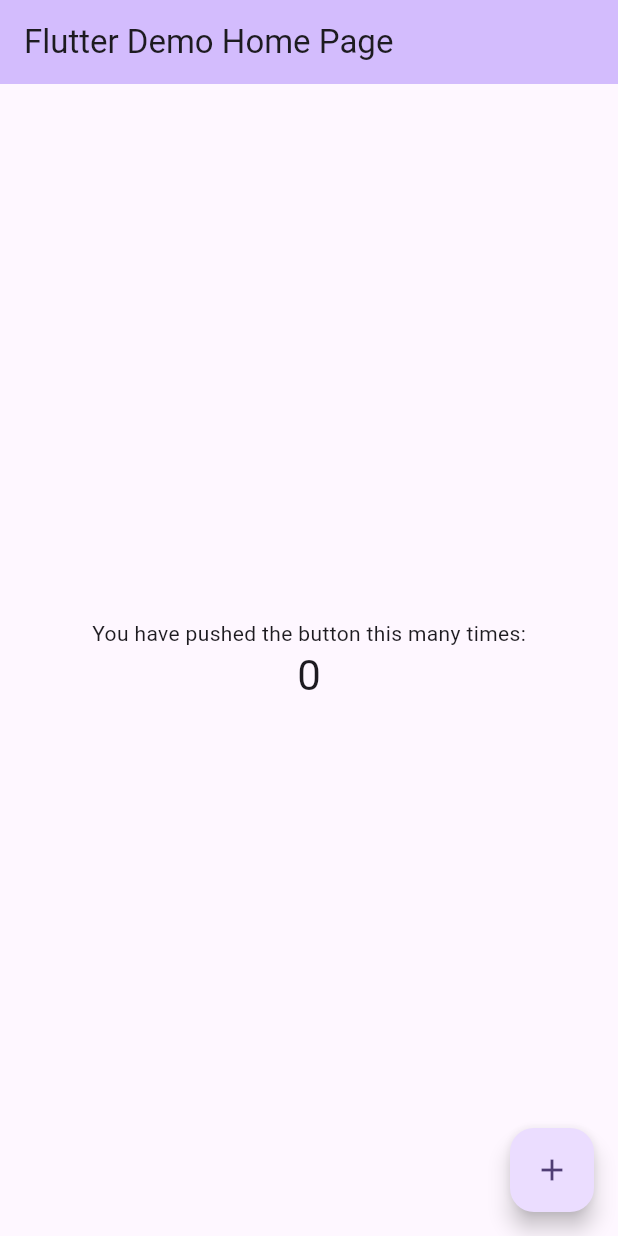
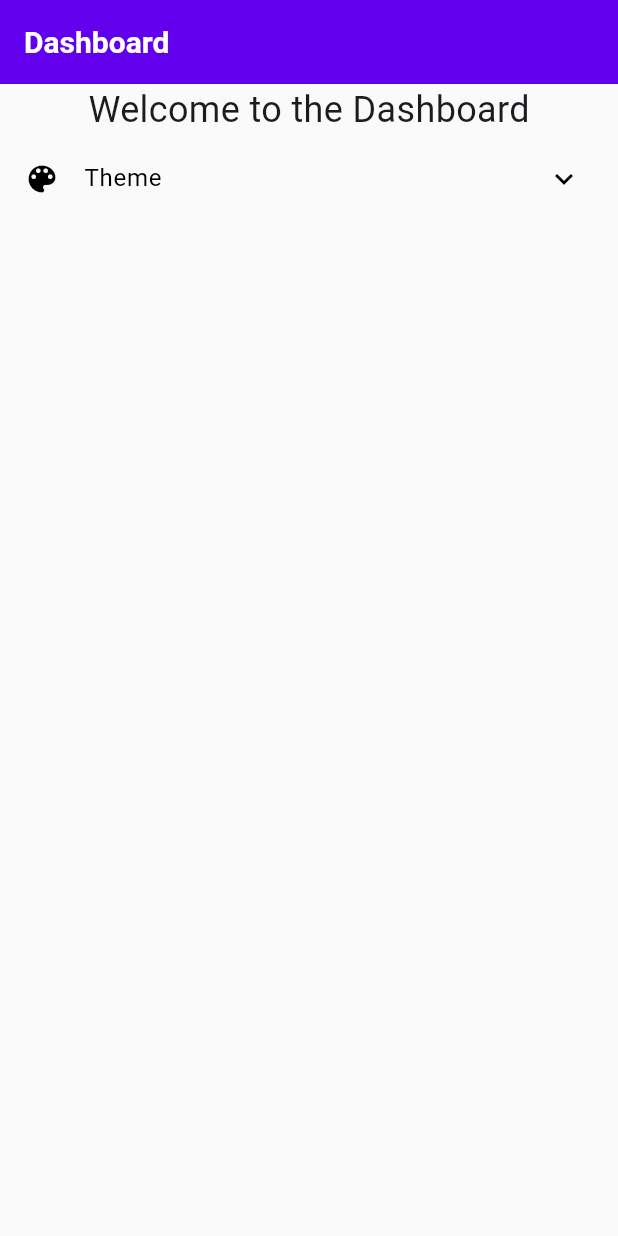
Before and after one commit to armanmaurya/inventory, a Flutter app: the screen it shows after launch, on a phone screen of 412 x 824 dp. Run offline on Flutter 3.47's test engine with Material 3 defaults, Android fonts, the phone set to English and light mode, and no system bars.

Commit message:
dark and light theme implemented

```diff
--- /dev/null
+++ b/lib/constants/app_theme.dart
@@ -0,0 +1,114 @@
+import 'package:flutter/material.dart';
+
+class AppColors {
+  // Dark Theme Colors
+  static const Color primaryPurple = Color(0xFFBB86FC);
+  static const Color secondaryTeal = Color(0xFF03DAC6);
+  static const Color errorRed = Color(0xFFCF6679);
+  static const Color scaffoldDark = Color(0xFF121212);
+  static const Color surfaceDark = Color(0xFF1E1E1E);
+  static const Color dividerDark = Color(0xFF333333);
+
+  // Light Theme Colors
+  static const Color primaryBlue = Color(0xFF6200EE);
+  static const Color secondaryLightTeal = Color(0xFF018786);
+  static const Color errorLightRed = Color(0xFFB00020);
+  static const Color scaffoldLight = Color(0xFFFAFAFA);
+  static const Color surfaceLight = Color(0xFFFFFFFF);
+  static const Color dividerLight = Color(0xFFE0E0E0);
+
+  // Common Colors
+  static const Color white = Color(0xFFFFFFFF);
+  static const Color black = Color(0xFF000000);
+  static const Color grey300 = Color(0xFFE0E0E0);
+  static const Color grey500 = Color(0xFF9E9E9E);
+  static const Color grey700 = Color(0xFF616161);
+}
+
+class AppTheme {
+  static ThemeData get darkTheme {
+    return ThemeData.dark().copyWith(
+      scaffoldBackgroundColor: AppColors.scaffoldDark,
+      colorScheme: const ColorScheme.dark().copyWith(
+        primary: AppColors.primaryPurple,
+        secondary: AppColors.secondaryTeal,
+        surface: AppColors.surfaceDark,
+        background: AppColors.scaffoldDark,
+        error: AppColors.errorRed,
+      ),
+      appBarTheme: const AppBarTheme(
+        backgroundColor: AppColors.surfaceDark,
+        elevation: 0,
+        titleTextStyle: TextStyle(
+          color: AppColors.white,
+          fontSize: 20,
+          fontWeight: FontWeight.bold,
+        ),
+        iconTheme: IconThemeData(color: AppColors.white),
+      ),
+      cardTheme: CardTheme(
+        color: AppColors.surfaceDark,
+        elevation: 2,
+        shape: RoundedRectangleBorder(
+          borderRadius: BorderRadius.circular(8),
+        ),
+      ),
+      floatingActionButtonTheme: const FloatingActionButtonThemeData(
+        backgroundColor: AppColors.primaryPurple,
+      ),
+      bottomNavigationBarTheme: BottomNavigationBarThemeData(
+        backgroundColor: AppColors.surfaceDark,
+        selectedItemColor: AppColors.primaryPurple,
+        unselectedItemColor: AppColors.grey500,
+      ),
+      dividerTheme: const DividerThemeData(
+        color: AppColors.dividerDark,
+        thickness: 1,
+        space: 1,
+      ),
+    );
+  }
+
+  static ThemeData get lightTheme {
+    return ThemeData.light().copyWith(
+      scaffoldBackgroundColor: AppColors.scaffoldLight,
+      colorScheme: const ColorScheme.light().copyWith(
+        primary: AppColors.primaryBlue,
+        secondary: AppColors.secondaryLightTeal,
+        surface: AppColors.surfaceLight,
+        background: AppColors.scaffoldLight,
+        error: AppColors.errorLightRed,
+      ),
+      appBarTheme: const AppBarTheme(
+        backgroundColor: AppColors.primaryBlue,
+        elevation: 0,
+        titleTextStyle: TextStyle(
+          color: AppColors.white,
+          fontSize: 20,
+          fontWeight: FontWeight.bold,
+        ),
+        iconTheme: IconThemeData(color: AppColors.white),
+      ),
+      cardTheme: CardTheme(
+        color: AppColors.surfaceLight,
+        elevation: 2,
+        shape: RoundedRectangleBorder(
+          borderRadius: BorderRadius.circular(8),
+        ),
+      ),
+      floatingActionButtonTheme: const FloatingActionButtonThemeData(
+        backgroundColor: AppColors.primaryBlue,
+      ),
+      bottomNavigationBarTheme: BottomNavigationBarThemeData(
+        backgroundColor: AppColors.surfaceLight,
+        selectedItemColor: AppColors.primaryBlue,
+        unselectedItemColor: AppColors.grey700,
+      ),
+      dividerTheme: const DividerThemeData(
+        color: AppColors.dividerLight,
+        thickness: 1,
+        space: 1,
+      ),
+    );
+  }
+}
--- a/lib/main.dart
+++ b/lib/main.dart
@@ -1,122 +1,32 @@
 import 'package:flutter/material.dart';
+import 'package:inventory/constants/app_theme.dart';
+import 'package:inventory/providers/theme_provider.dart';
+import 'package:inventory/screens/dashboard.dart';
+import 'package:provider/provider.dart';
 
 void main() {
-  runApp(const MyApp());
+  runApp(
+    ChangeNotifierProvider(
+      create: (context) => ThemeProvider(),
+      child: const MyApp(),
+    ),
+  );
 }
 
 class MyApp extends StatelessWidget {
   const MyApp({super.key});
 
-  // This widget is the root of your application.
   @override
   Widget build(BuildContext context) {
+    final themeProvider = Provider.of<ThemeProvider>(context);
+
     return MaterialApp(
-      title: 'Flutter Demo',
-      theme: ThemeData(
-        // This is the theme of your application.
-        //
-        // TRY THIS: Try running your application with "flutter run". You'll see
-        // the application has a purple toolbar. Then, without quitting the app,
-        // try changing the seedColor in the colorScheme below to Colors.green
-        // and then invoke "hot reload" (save your changes or press the "hot
-        // reload" button in a Flutter-supported IDE, or press "r" if you used
-        // the command line to start the app).
-        //
-        // Notice that the counter didn't reset back to zero; the application
-        // state is not lost during the reload. To reset the state, use hot
-        // restart instead.
-        //
-        // This works for code too, not just values: Most code changes can be
-        // tested with just a hot reload.
-        colorScheme: ColorScheme.fromSeed(seedColor: Colors.deepPurple),
-      ),
-      home: const MyHomePage(title: 'Flutter Demo Home Page'),
+      title: 'Inventory',
+      theme: AppTheme.lightTheme,
+      darkTheme: AppTheme.darkTheme,
+      themeMode: themeProvider.themeMode,
+      home: const Dashboard(),
+      debugShowCheckedModeBanner: false,
     );
   }
 }
-
-class MyHomePage extends StatefulWidget {
-  const MyHomePage({super.key, required this.title});
-
-  // This widget is the home page of your application. It is stateful, meaning
-  // that it has a State object (defined below) that contains fields that affect
-  // how it looks.
-
-  // This class is the configuration for the state. It holds the values (in this
-  // case the title) provided by the parent (in this case the App widget) and
-  // used by the build method of the State. Fields in a Widget subclass are
-  // always marked "final".
-
-  final String title;
-
-  @override
-  State<MyHomePage> createState() => _MyHomePageState();
-}
-
-class _MyHomePageState extends State<MyHomePage> {
-  int _counter = 0;
-
-  void _incrementCounter() {
-    setState(() {
-      // This call to setState tells the Flutter framework that something has
-      // changed in this State, which causes it to rerun the build method below
-      // so that the display can reflect the updated values. If we changed
-      // _counter without calling setState(), then the build method would not be
-      // called again, and so nothing would appear to happen.
-      _counter++;
-    });
-  }
-
-  @override
-  Widget build(BuildContext context) {
-    // This method is rerun every time setState is called, for instance as done
-    // by the _incrementCounter method above.
-    //
-    // The Flutter framework has been optimized to make rerunning build methods
-    // fast, so that you can just rebuild anything that needs updating rather
-    // than having to individually change instances of widgets.
-    return Scaffold(
-      appBar: AppBar(
-        // TRY THIS: Try changing the color here to a specific color (to
-        // Colors.amber, perhaps?) and trigger a hot reload to see the AppBar
-        // change color while the other colors stay the same.
-        backgroundColor: Theme.of(context).colorScheme.inversePrimary,
-        // Here we take the value from the MyHomePage object that was created by
-        // the App.build method, and use it to set our appbar title.
-        title: Text(widget.title),
-      ),
-      body: Center(
-        // Center is a layout widget. It takes a single child and positions it
-        // in the middle of the parent.
-        child: Column(
-          // Column is also a layout widget. It takes a list of children and
-          // arranges them vertically. By default, it sizes itself to fit its
-          // children horizontally, and tries to be as tall as its parent.
-          //
-          // Column has various properties to control how it sizes itself and
-          // how it positions its children. Here we use mainAxisAlignment to
-          // center the children vertically; the main axis here is the vertical
-          // axis because Columns are vertical (the cross axis would be
-          // horizontal).
-          //
-          // TRY THIS: Invoke "debug painting" (choose the "Toggle Debug Paint"
-          // action in the IDE, or press "p" in the console), to see the
-          // wireframe for each widget.
-          mainAxisAlignment: MainAxisAlignment.center,
-          children: <Widget>[
-            const Text('You have pushed the button this many times:'),
-            Text(
-              '$_counter',
-              style: Theme.of(context).textTheme.headlineMedium,
-            ),
-          ],
-        ),
-      ),
-      floatingActionButton: FloatingActionButton(
-        onPressed: _incrementCounter,
-        tooltip: 'Increment',
-        child: const Icon(Icons.add),
-      ), // This trailing comma makes auto-formatting nicer for build methods.
-    );
-  }
-}
--- /dev/null
+++ b/lib/providers/theme_provider.dart
@@ -0,0 +1,12 @@
+import 'package:flutter/material.dart';
+
+class ThemeProvider with ChangeNotifier {
+  ThemeMode _themeMode = ThemeMode.system; // Default to system
+
+  ThemeMode get themeMode => _themeMode;
+
+  void setThemeMode(ThemeMode mode) {
+    _themeMode = mode;
+    notifyListeners();
+  }
+}
--- /dev/null
+++ b/lib/screens/dashboard.dart
@@ -0,0 +1,26 @@
+import 'package:flutter/material.dart';
+import 'package:inventory/widgets/theme_switcher.dart';
+
+class Dashboard extends StatelessWidget {
+  const Dashboard({super.key});
+
+  @override
+  Widget build(BuildContext context) {
+    return Scaffold(
+      appBar: AppBar(
+        title: const Text('Dashboard'),
+      ),
+      body: Center(
+        child: Column(
+          children: [
+            Text(
+              'Welcome to the Dashboard',
+              style: TextStyle(fontSize: 24),
+            ),
+            ThemeSwitcher(),
+          ],
+        ),
+      ),
+    );
+  }
+}
--- /dev/null
+++ b/lib/widgets/theme_switcher.dart
@@ -0,0 +1,42 @@
+import 'package:flutter/material.dart';
+import 'package:provider/provider.dart';
+import '../providers/theme_provider.dart';
+
+class ThemeSwitcher extends StatelessWidget {
+  @override
+  Widget build(BuildContext context) {
+    final themeProvider = Provider.of<ThemeProvider>(context);
+    final currentMode = themeProvider.themeMode;
+
+    return ExpansionTile(
+      title: Text('Theme'),
+      leading: Icon(Icons.color_lens),
+      children: [
+        RadioListTile<ThemeMode>(
+          title: Text('Light'),
+          value: ThemeMode.light,
+          groupValue: currentMode,
+          onChanged: (mode) {
+            if (mode != null) themeProvider.setThemeMode(mode);
+          },
+        ),
+        RadioListTile<ThemeMode>(
+          title: Text('Dark'),
+          value: ThemeMode.dark,
+          groupValue: currentMode,
+          onChanged: (mode) {
+            if (mode != null) themeProvider.setThemeMode(mode);
+          },
+        ),
+        RadioListTile<ThemeMode>(
+          title: Text('System'),
+          value: ThemeMode.system,
+          groupValue: currentMode,
+          onChanged: (mode) {
+            if (mode != null) themeProvider.setThemeMode(mode);
+          },
+        ),
+      ],
+    );
+  }
+}
--- a/pubspec.yaml
+++ b/pubspec.yaml
@@ -34,6 +34,7 @@ dependencies:
   # The following adds the Cupertino Icons font to your application.
   # Use with the CupertinoIcons class for iOS style icons.
   cupertino_icons: ^1.0.8
+  provider: ^6.1.5
 
 dev_dependencies:
   flutter_test:
```
Also changed, not shown: pubspec.lock.
